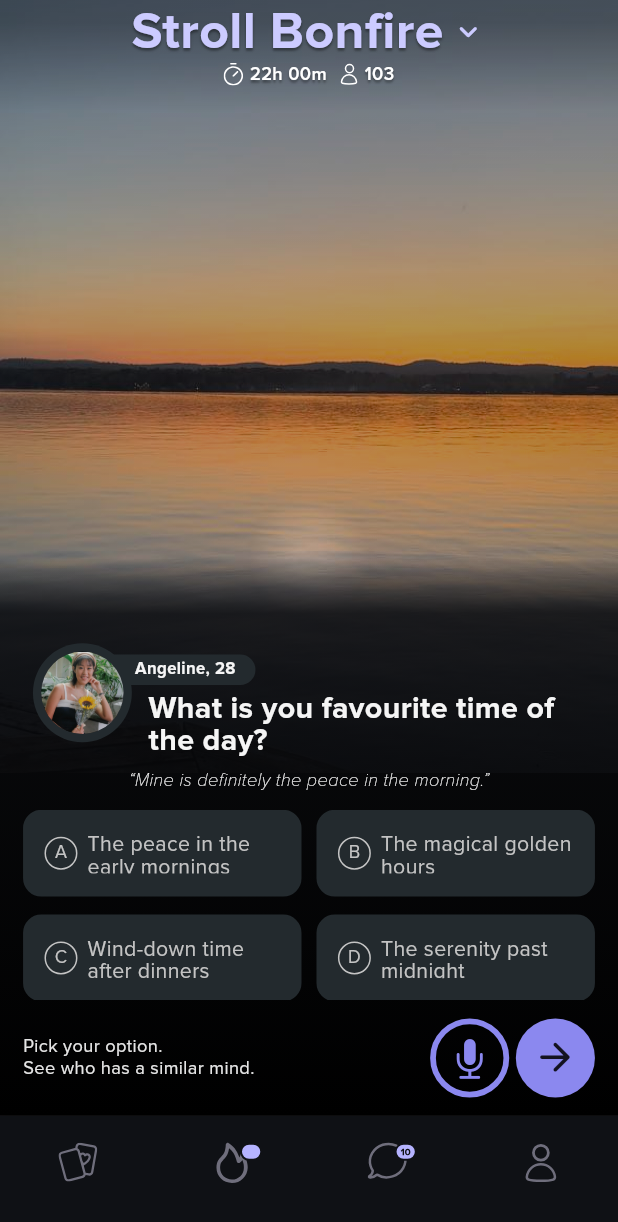
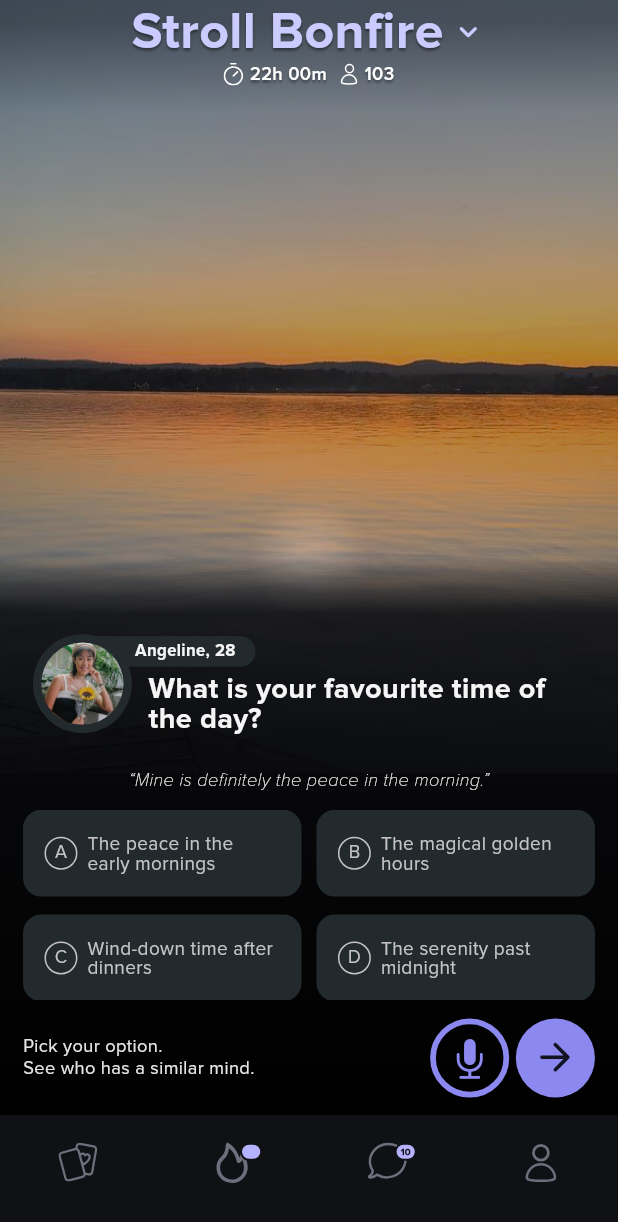
Before and after one commit to priscillaabhulimen/stroll_test, a Flutter app: the screen it shows after launch, on a phone screen of 412 x 824 dp. Shown: the top 1222 px of the screen. Run offline on Flutter 3.47's test engine with Material 3 defaults, Android fonts, the phone set to English and light mode, and no system bars; our stand-ins replace flutter_screenutil, flutter_svg, freezed_annotation, go_router, vector_graphics.

Commit message:
`Refactor BonfireHomeView widget: adjust heights, padding, and font sizes`

```diff
--- a/lib/ui/features/bonfire_home/presentation/view.dart
+++ b/lib/ui/features/bonfire_home/presentation/view.dart
@@ -129,7 +129,7 @@ class BonfireHomeView extends StatelessWidget {
                 ),
               ),
               SizedBox(
-                height: 105.h,
+                height: 117.h,
                 child: Column(
                   children: [
                     Expanded(
@@ -151,7 +151,7 @@ class BonfireHomeView extends StatelessWidget {
                                 backgroundColor: StrollColors.gradient80,
                               ),
                             ),
-                            6.verticalGap,
+                            4.verticalGap,
                             Expanded(
                               child: Padding(
                                 padding: EdgeInsets.only(
@@ -159,10 +159,10 @@ class BonfireHomeView extends StatelessWidget {
                                 child: Column(
                                   children: [
                                     Text(
-                                      'What is you favourite time of the day?',
+                                      'What is your favourite time of the day?',
                                       style: TextStyle(
                                         color: StrollColors.smallTitleWhite,
-                                        fontSize: 20.sp,
+                                        fontSize: 19.sp,
                                         height: 20.4.toLineHeight(20),
                                         fontWeight: FontWeight.w700,
                                       ),
@@ -224,7 +224,7 @@ class BonfireHomeView extends StatelessWidget {
   Container optionTile(bool isSelected, OptionObject item) {
     return Container(
       height: 57.h,
-      padding: EdgeInsets.symmetric(horizontal: 10.w, vertical: 12.h),
+      padding: EdgeInsets.symmetric(horizontal: 10.w, vertical: 8.h),
       decoration: BoxDecoration(
         color: StrollColors.darkGrey,
         borderRadius: BorderRadius.circular(12.r),
@@ -263,7 +263,7 @@ class BonfireHomeView extends StatelessWidget {
             child: Text(
               item.title,
               style: TextStyle(
-                fontSize: 14.sp,
+                fontSize: 12.5.sp,
                 height: 14.7.toLineHeight(14),
                 fontWeight: FontWeight.w400,
                 color: StrollColors.subtitleWhite,
```
